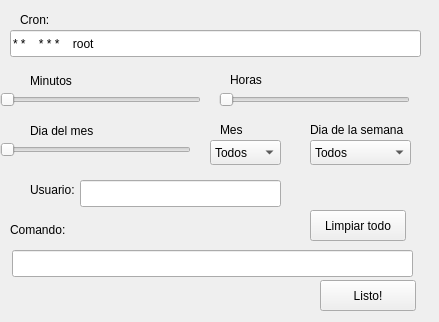
Before: the Qt Designer form cronui/python/crontabui.ui in FabriVolpini/Crongui, drawn with Qt 5.
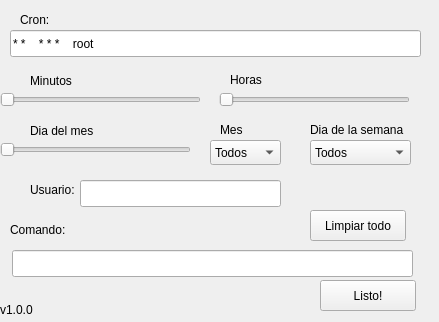
After: the same form once the commit is applied.

Patch:
```diff
--- a/cronui/python/crontabui.ui
+++ b/cronui/python/crontabui.ui
@@ -376,6 +376,19 @@
     <string>Limpiar todo</string>
    </property>
   </widget>
+  <widget class="QLabel" name="label">
+   <property name="geometry">
+    <rect>
+     <x>0</x>
+     <y>300</y>
+     <width>65</width>
+     <height>20</height>
+    </rect>
+   </property>
+   <property name="text">
+    <string>v1.0.0</string>
+   </property>
+  </widget>
  </widget>
  <tabstops>
   <tabstop>lineacron</tabstop>
```
